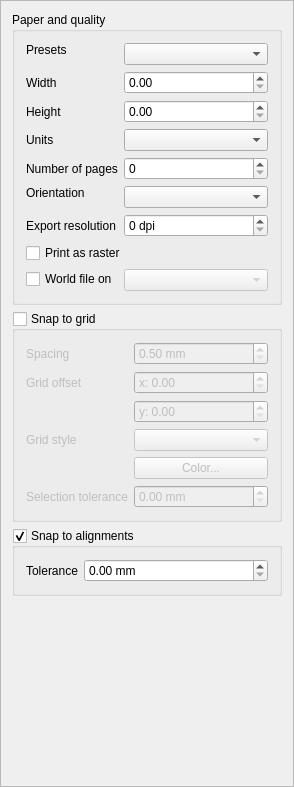
Old version of the form src/ui/qgscompositionwidgetbase.ui in the repository carsmie/QGIS.
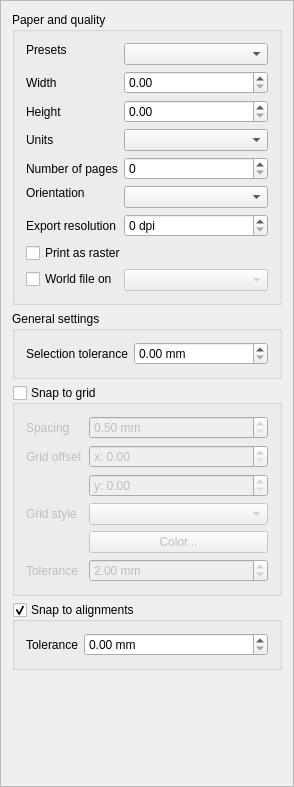
New version of the form. Custom widgets are drawn as their Qt base class.

Commit message: Add option for grid snap tolerance, move selection tolerance spin box to new section (fix #8214)

```diff
--- a/src/ui/qgscompositionwidgetbase.ui
+++ b/src/ui/qgscompositionwidgetbase.ui
@@ -285,6 +285,38 @@
          </layout>
         </widget>
        </item>
+       <item>
+        <widget class="QgsCollapsibleGroupBoxBasic" name="generalSettingsGroupBox">
+         <property name="title">
+          <string>General settings</string>
+         </property>
+         <property name="collapsed" stdset="0">
+          <bool>false</bool>
+         </property>
+         <layout class="QFormLayout" name="formLayout_2">
+          <property name="fieldGrowthPolicy">
+           <enum>QFormLayout::AllNonFixedFieldsGrow</enum>
+          </property>
+          <property name="labelAlignment">
+           <set>Qt::AlignLeading|Qt::AlignLeft|Qt::AlignVCenter</set>
+          </property>
+          <item row="0" column="0">
+           <widget class="QLabel" name="label_5">
+            <property name="text">
+             <string>Selection tolerance</string>
+            </property>
+           </widget>
+          </item>
+          <item row="0" column="1">
+           <widget class="QDoubleSpinBox" name="mSelectionToleranceSpinBox">
+            <property name="suffix">
+             <string> mm</string>
+            </property>
+           </widget>
+          </item>
+         </layout>
+        </widget>
+       </item>
        <item>
         <widget class="QgsCollapsibleGroupBoxBasic" name="mSnapToGridGroupCheckBox">
          <property name="title">
@@ -395,7 +427,7 @@
           <item row="4" column="0">
            <widget class="QLabel" name="label_4">
             <property name="text">
-             <string>Selection tolerance</string>
+             <string>Tolerance</string>
             </property>
             <property name="wordWrap">
              <bool>true</bool>
@@ -403,13 +435,16 @@
            </widget>
           </item>
           <item row="4" column="1">
-           <widget class="QDoubleSpinBox" name="mSelectionToleranceSpinBox">
+           <widget class="QDoubleSpinBox" name="mGridToleranceSpinBox">
             <property name="prefix">
              <string/>
             </property>
             <property name="suffix">
              <string> mm</string>
             </property>
+            <property name="value">
+             <double>2.000000000000000</double>
+            </property>
            </widget>
           </item>
          </layout>
```
The commit also changes 4 other files.
